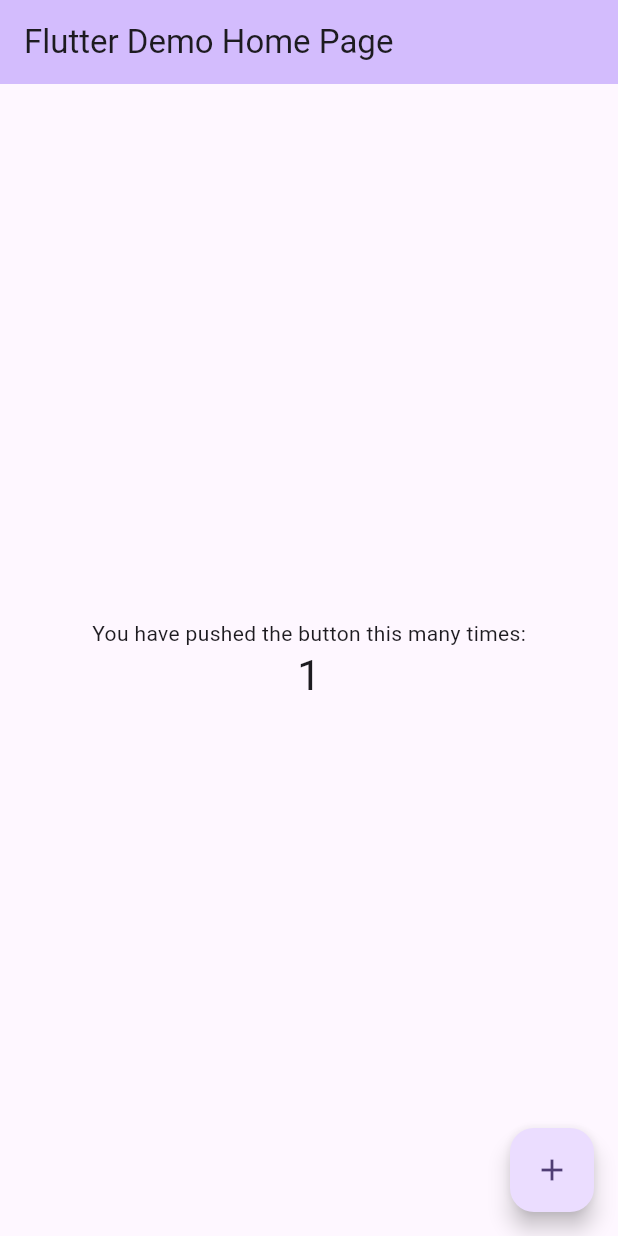
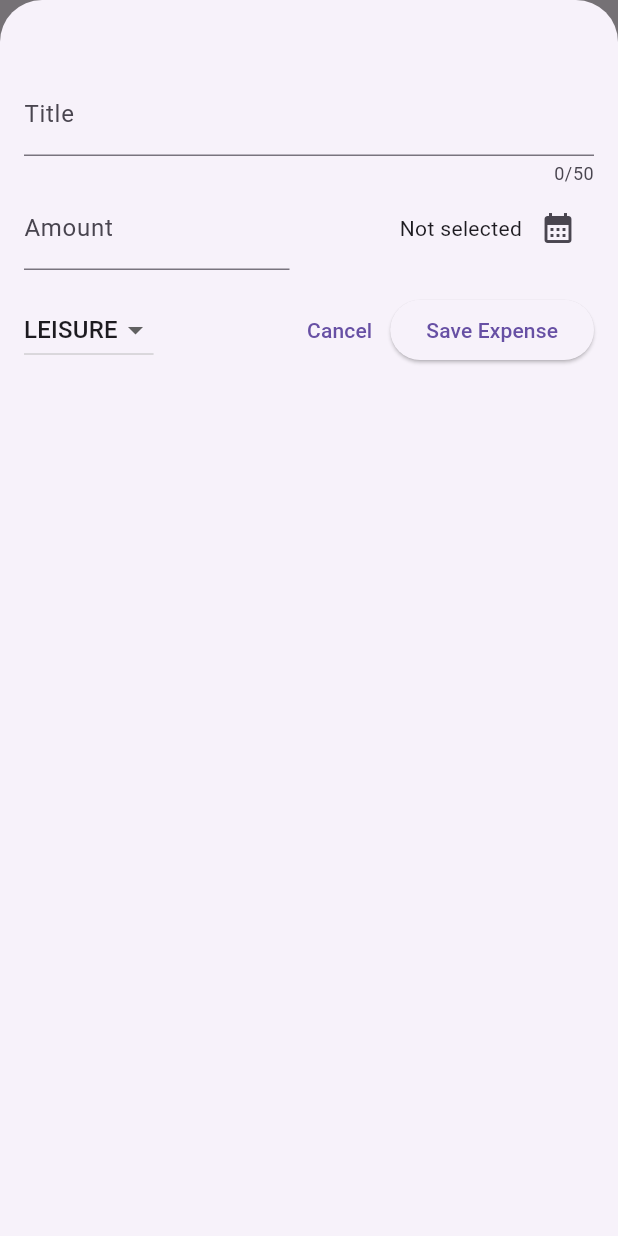
Before and after one commit to sanashajiya/TrackIt, a Flutter app: the screen it shows after launch, after a tap on the "add" icon, on a phone screen of 412 x 824 dp. Run offline on Flutter 3.47's test engine with Material 3 defaults, Android fonts, the phone set to English and light mode, and no system bars.

Commit message:
All core Functionalities implemented

```diff
--- a/lib/main.dart
+++ b/lib/main.dart
@@ -1,125 +1,8 @@
 import 'package:flutter/material.dart';
+import 'package:trackit/widgets/expenses.dart';
 
 void main() {
-  runApp(const MyApp());
+  runApp(MaterialApp(
+    home: Expenses(),
+  ));
 }
-
-class MyApp extends StatelessWidget {
-  const MyApp({super.key});
-
-  // This widget is the root of your application.
-  @override
-  Widget build(BuildContext context) {
-    return MaterialApp(
-      title: 'Flutter Demo',
-      theme: ThemeData(
-        // This is the theme of your application.
-        //
-        // TRY THIS: Try running your application with "flutter run". You'll see
-        // the application has a purple toolbar. Then, without quitting the app,
-        // try changing the seedColor in the colorScheme below to Colors.green
-        // and then invoke "hot reload" (save your changes or press the "hot
-        // reload" button in a Flutter-supported IDE, or press "r" if you used
-        // the command line to start the app).
-        //
-        // Notice that the counter didn't reset back to zero; the application
-        // state is not lost during the reload. To reset the state, use hot
-        // restart instead.
-        //
-        // This works for code too, not just values: Most code changes can be
-        // tested with just a hot reload.
-        colorScheme: ColorScheme.fromSeed(seedColor: Colors.deepPurple),
-        useMaterial3: true,
-      ),
-      home: const MyHomePage(title: 'Flutter Demo Home Page'),
-    );
-  }
-}
-
-class MyHomePage extends StatefulWidget {
-  const MyHomePage({super.key, required this.title});
-
-  // This widget is the home page of your application. It is stateful, meaning
-  // that it has a State object (defined below) that contains fields that affect
-  // how it looks.
-
-  // This class is the configuration for the state. It holds the values (in this
-  // case the title) provided by the parent (in this case the App widget) and
-  // used by the build method of the State. Fields in a Widget subclass are
-  // always marked "final".
-
-  final String title;
-
-  @override
-  State<MyHomePage> createState() => _MyHomePageState();
-}
-
-class _MyHomePageState extends State<MyHomePage> {
-  int _counter = 0;
-
-  void _incrementCounter() {
-    setState(() {
-      // This call to setState tells the Flutter framework that something has
-      // changed in this State, which causes it to rerun the build method below
-      // so that the display can reflect the updated values. If we changed
-      // _counter without calling setState(), then the build method would not be
-      // called again, and so nothing would appear to happen.
-      _counter++;
-    });
-  }
-
-  @override
-  Widget build(BuildContext context) {
-    // This method is rerun every time setState is called, for instance as done
-    // by the _incrementCounter method above.
-    //
-    // The Flutter framework has been optimized to make rerunning build methods
-    // fast, so that you can just rebuild anything that needs updating rather
-    // than having to individually change instances of widgets.
-    return Scaffold(
-      appBar: AppBar(
-        // TRY THIS: Try changing the color here to a specific color (to
-        // Colors.amber, perhaps?) and trigger a hot reload to see the AppBar
-        // change color while the other colors stay the same.
-        backgroundColor: Theme.of(context).colorScheme.inversePrimary,
-        // Here we take the value from the MyHomePage object that was created by
-        // the App.build method, and use it to set our appbar title.
-        title: Text(widget.title),
-      ),
-      body: Center(
-        // Center is a layout widget. It takes a single child and positions it
-        // in the middle of the parent.
-        child: Column(
-          // Column is also a layout widget. It takes a list of children and
-          // arranges them vertically. By default, it sizes itself to fit its
-          // children horizontally, and tries to be as tall as its parent.
-          //
-          // Column has various properties to control how it sizes itself and
-          // how it positions its children. Here we use mainAxisAlignment to
-          // center the children vertically; the main axis here is the vertical
-          // axis because Columns are vertical (the cross axis would be
-          // horizontal).
-          //
-          // TRY THIS: Invoke "debug painting" (choose the "Toggle Debug Paint"
-          // action in the IDE, or press "p" in the console), to see the
-          // wireframe for each widget.
-          mainAxisAlignment: MainAxisAlignment.center,
-          children: <Widget>[
-            const Text(
-              'You have pushed the button this many times:',
-            ),
-            Text(
-              '$_counter',
-              style: Theme.of(context).textTheme.headlineMedium,
-            ),
-          ],
-        ),
-      ),
-      floatingActionButton: FloatingActionButton(
-        onPressed: _incrementCounter,
-        tooltip: 'Increment',
-        child: const Icon(Icons.add),
-      ), // This trailing comma makes auto-formatting nicer for build methods.
-    );
-  }
-}
--- /dev/null
+++ b/lib/models/expense.dart
@@ -0,0 +1,35 @@
+import 'package:flutter/material.dart';
+import 'package:uuid/uuid.dart';
+import 'package:intl/intl.dart';
+
+final formatter = DateFormat.yMd();
+
+const uuid = Uuid();
+
+enum Category { food, travel, leisure, work }
+
+const categoryIcons = {
+  Category.food: Icons.lunch_dining,
+  Category.travel: Icons.flight_takeoff,
+  Category.leisure: Icons.movie,
+  Category.work: Icons.work,
+};
+
+class Expense {
+  Expense({
+    required this.title,
+    required this.amount,
+    required this.date,
+    required this.category,
+  }) : id = uuid.v4();
+
+  final String id;
+  final String title;
+  final double amount;
+  final DateTime date;
+  final Category category;
+
+  String get formattedDate {
+    return formatter.format(date);
+  }
+}
--- /dev/null
+++ b/lib/widgets/expenses.dart
@@ -0,0 +1,95 @@
+import 'dart:math';
+
+import 'package:flutter/material.dart';
+import 'package:trackit/widgets/expenses_list/expenses_list.dart';
+import 'package:trackit/models/expense.dart';
+import 'package:trackit/widgets/new_expense.dart';
+
+class Expenses extends StatefulWidget {
+  const Expenses({super.key});
+
+  @override
+  State<Expenses> createState() => _ExpensesState();
+}
+
+class _ExpensesState extends State<Expenses> {
+  final List<Expense> _registeredExpenses = [
+    Expense(
+      title: 'FLutter Course',
+      amount: 19.99,
+      date: DateTime.now(),
+      category: Category.work,
+    ),
+    Expense(
+      title: 'Movie',
+      amount: 15.09,
+      date: DateTime.now(),
+      category: Category.leisure,
+    ),
+  ];
+
+  void _openAddExpenseOverlay() {
+    showModalBottomSheet(
+      isScrollControlled: true,
+      context: context,
+      builder: (ctx) => NewExpense(
+        onAddExpense: _addExpense,
+      ),
+    );
+  }
+
+  void _addExpense(Expense expense) {
+    setState(() {
+      _registeredExpenses.add(expense);
+    });
+  }
+
+  void _removeExpense(Expense expense) {
+    final expenseIndex = _registeredExpenses.indexOf(expense);
+    setState(() {
+      _registeredExpenses.remove(expense);
+    });
+    ScaffoldMessenger.of(context).showSnackBar(
+      SnackBar(
+        duration: Duration(seconds: 3),
+        content: Text('Expense deleted'),
+        action: SnackBarAction(
+            label: 'Undo',
+            onPressed: () {
+              setState(() {
+                _registeredExpenses.insert(expenseIndex, expense);
+              });
+            }),
+      ),
+    );
+  }
+
+  @override
+  Widget build(BuildContext context) {
+    Widget mainContent = Center(
+      child: Text('No expenses found. Start adding some!'),
+    );
+    if (_registeredExpenses.isNotEmpty) {
+      mainContent = ExpensesList(
+        expenses: _registeredExpenses,
+        onRemoveExpense: _removeExpense,
+      );
+    }
+    return Scaffold(
+      appBar: AppBar(
+        title: Text("Flutter ExpenseTracker"),
+        actions: [
+          IconButton(onPressed: _openAddExpenseOverlay, icon: Icon(Icons.add))
+        ],
+      ),
+      body: Column(
+        children: [
+          Text('The chart'),
+          Expanded(
+            child: mainContent,
+          )
+        ],
+      ),
+    );
+  }
+}
--- /dev/null
+++ b/lib/widgets/expenses_list/expenses_item.dart
@@ -0,0 +1,43 @@
+import 'package:flutter/material.dart';
+import 'package:trackit/models/expense.dart';
+
+class ExpensesItem extends StatelessWidget {
+  const ExpensesItem({super.key, required this.expense});
+
+  final Expense expense;
+
+  @override
+  Widget build(BuildContext context) {
+    return Card(
+      child: Padding(
+        padding: const EdgeInsets.symmetric(
+          horizontal: 20,
+          vertical: 16,
+        ),
+        child: Column(
+          children: [
+            Text(expense.title),
+            SizedBox(
+              height: 4,
+            ),
+            Row(
+              children: [
+                Text('\$${expense.amount.toStringAsFixed(2)}'),
+                Spacer(),
+                Row(
+                  children: [
+                    Icon(categoryIcons[expense.category]),
+                    SizedBox(
+                      width: 8,
+                    ),
+                    Text(expense.formattedDate),
+                  ],
+                )
+              ],
+            )
+          ],
+        ),
+      ),
+    );
+  }
+}
--- /dev/null
+++ b/lib/widgets/expenses_list/expenses_list.dart
@@ -0,0 +1,25 @@
+import 'package:flutter/material.dart';
+import 'package:trackit/models/expense.dart';
+import 'package:trackit/widgets/expenses_list/expenses_item.dart';
+
+class ExpensesList extends StatelessWidget {
+  const ExpensesList(
+      {super.key, required this.expenses, required this.onRemoveExpense});
+
+  final List<Expense> expenses;
+  final void Function(Expense expense) onRemoveExpense;
+
+  @override
+  Widget build(BuildContext context) {
+    return ListView.builder(
+      itemCount: expenses.length,
+      itemBuilder: (ctx, index) => Dismissible(
+        key: ValueKey(expenses[index]),
+        onDismissed: (direction) {
+          onRemoveExpense(expenses[index]);
+        },
+        child: ExpensesItem(expense: expenses[index]),
+      ),
+    );
+  }
+}
--- /dev/null
+++ b/lib/widgets/new_expense.dart
@@ -0,0 +1,160 @@
+import 'package:flutter/material.dart';
+import 'package:trackit/models/expense.dart';
+
+class NewExpense extends StatefulWidget {
+  const NewExpense({super.key, required this.onAddExpense});
+
+  final void Function(Expense expense) onAddExpense;
+
+  @override
+  State<NewExpense> createState() => _NewExpenseState();
+}
+
+class _NewExpenseState extends State<NewExpense> {
+  final _titleController = TextEditingController();
+  final _amountController = TextEditingController();
+  DateTime? _selectedDate;
+  Category _selectedCategory = Category.leisure;
+
+  void _presentDatePicker() async {
+    final now = DateTime.now();
+    final firstDate = DateTime(now.year - 1, now.month, now.day);
+    final pickedDate = await showDatePicker(
+      context: context,
+      initialDate: now,
+      firstDate: firstDate,
+      lastDate: now,
+    );
+    setState(() {
+      _selectedDate = pickedDate;
+    });
+  }
+
+  void _submitExpenseData() {
+    final enteredAmount = double.tryParse(_amountController.text);
+    final amountIsInvalid = enteredAmount == null || enteredAmount <= 0;
+    if (_titleController.text.trim().isEmpty ||
+        amountIsInvalid ||
+        _selectedDate == null) {
+      // show an error message
+      showDialog(
+          context: context,
+          builder: (ctx) => AlertDialog(
+                title: Text('Invalid Input'),
+                content: Text(
+                    "Please make sure a valid title, amount, date and category was entered."),
+                actions: [
+                  TextButton(
+                      onPressed: () {
+                        Navigator.pop(ctx);
+                      },
+                      child: Text('Okay'))
+                ],
+              ));
+      return;
+    }
+
+    widget.onAddExpense(Expense(
+        title: _titleController.text,
+        amount: enteredAmount,
+        date: _selectedDate!,
+        category: _selectedCategory));
+
+    Navigator.pop(context);
+  }
+
+  @override
+  void dispose() {
+    _titleController.dispose();
+    _amountController.dispose();
+    super.dispose();
+  }
+
+  @override
+  Widget build(BuildContext context) {
+    return Padding(
+      padding: EdgeInsets.fromLTRB(16, 48, 16, 16),
+      child: Column(
+        children: [
+          TextField(
+            controller: _titleController,
+            maxLength: 50,
+            decoration: InputDecoration(
+              label: Text("Title"),
+            ),
+          ),
+          Row(
+            children: [
+              Expanded(
+                child: TextField(
+                  controller: _amountController,
+                  keyboardType: TextInputType.number,
+                  decoration: InputDecoration(
+                    prefixText: '\$',
+                    label: Text("Amount"),
+                  ),
+                ),
+              ),
+              SizedBox(
+                width: 26,
+              ),
+              Expanded(
+                child: Row(
+                  mainAxisAlignment: MainAxisAlignment.end,
+                  crossAxisAlignment: CrossAxisAlignment.center,
+                  children: [
+                    Text(_selectedDate == null
+                        ? 'Not selected'
+                        : formatter.format(_selectedDate!)),
+                    IconButton(
+                      onPressed: _presentDatePicker,
+                      icon: Icon(Icons.calendar_month),
+                    )
+                  ],
+                ),
+              )
+            ],
+          ),
+          SizedBox(
+            height: 16,
+          ),
+          Row(
+            children: [
+              DropdownButton(
+                  value: _selectedCategory,
+                  items: Category.values
+                      .map(
+                        (category) => DropdownMenuItem(
+                          value: category,
+                          child: Text(
+                            category.name.toUpperCase(),
+                          ),
+                        ),
+                      )
+                      .toList(),
+                  onChanged: (value) {
+                    if (value == null) {
+                      return;
+                    }
+                    setState(() {
+                      _selectedCategory = value;
+                    });
+                  }),
+              Spacer(),
+              TextButton(
+                onPressed: () {
+                  Navigator.pop(context);
+                },
+                child: Text('Cancel'),
+              ),
+              ElevatedButton(
+                onPressed: _submitExpenseData,
+                child: Text('Save Expense'),
+              ),
+            ],
+          )
+        ],
+      ),
+    );
+  }
+}
--- a/pubspec.yaml
+++ b/pubspec.yaml
@@ -34,6 +34,8 @@ dependencies:
   # The following adds the Cupertino Icons font to your application.
   # Use with the CupertinoIcons class for iOS style icons.
   cupertino_icons: ^1.0.8
+  uuid: ^4.5.1
+  intl: ^0.20.2
 
 dev_dependencies:
   flutter_test:
```
Also changed, not shown: pubspec.lock.
